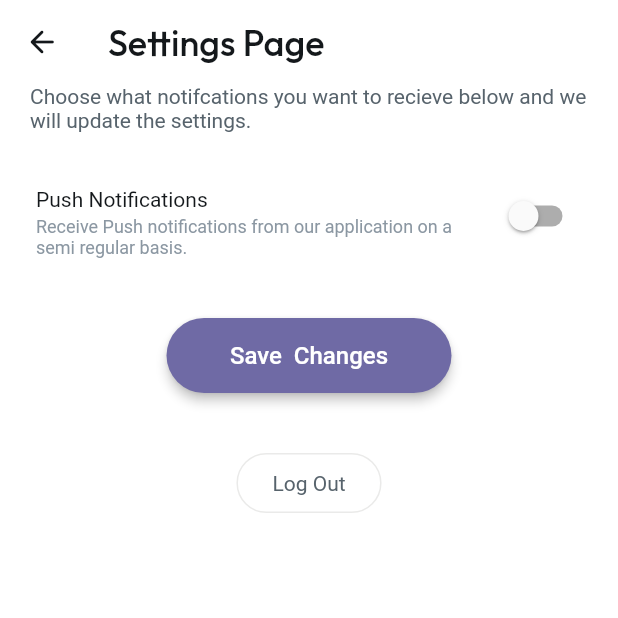
After one commit to KiDxS/StoiQuote, a Flutter app: the SettingsWidget screen opened directly, after a tap on "Push Notifications", on a phone screen of 412 x 824 dp, the top half of it. The commit adds this screen. Run offline on Flutter 3.47's test engine with Material 2 defaults, Android fonts, the phone set to English and light mode, and no system bars; drawn by our look-alikes of auto_size_text; our stand-ins replace equatable, firebase_auth, firebase_core, floating_bottom_navigation_bar, flutter_animate, font_awesome_flutter and 9 more; missing offline and left inert: json_path, mime_type, swipeable_card_stack; accounts and stored records are empty; network calls fail; Roboto replaces fonts that are missing (Readex Pro).

Commit message:
Added a settings page and a navbar

```diff
--- /dev/null
+++ b/lib/flutter_flow/flutter_flow_icon_button.dart
@@ -0,0 +1,167 @@
+import 'package:flutter/material.dart';
+import 'package:font_awesome_flutter/font_awesome_flutter.dart';
+
+class FlutterFlowIconButton extends StatefulWidget {
+  const FlutterFlowIconButton({
+    super.key,
+    required this.icon,
+    this.borderColor,
+    this.borderRadius,
+    this.borderWidth,
+    this.buttonSize,
+    this.fillColor,
+    this.disabledColor,
+    this.disabledIconColor,
+    this.hoverColor,
+    this.hoverIconColor,
+    this.onPressed,
+    this.showLoadingIndicator = false,
+  });
+
+  final Widget icon;
+  final double? borderRadius;
+  final double? buttonSize;
+  final Color? fillColor;
+  final Color? disabledColor;
+  final Color? disabledIconColor;
+  final Color? hoverColor;
+  final Color? hoverIconColor;
+  final Color? borderColor;
+  final double? borderWidth;
+  final bool showLoadingIndicator;
+  final Function()? onPressed;
+
+  @override
+  State<FlutterFlowIconButton> createState() => _FlutterFlowIconButtonState();
+}
+
+class _FlutterFlowIconButtonState extends State<FlutterFlowIconButton> {
+  bool loading = false;
+  late double? iconSize;
+  late Color? iconColor;
+  late Widget effectiveIcon;
+
+  @override
+  void initState() {
+    super.initState();
+    _updateIcon();
+  }
+
+  @override
+  void didUpdateWidget(FlutterFlowIconButton oldWidget) {
+    super.didUpdateWidget(oldWidget);
+    _updateIcon();
+  }
+
+  void _updateIcon() {
+    final isFontAwesome = widget.icon is FaIcon;
+    if (isFontAwesome) {
+      FaIcon icon = widget.icon as FaIcon;
+      effectiveIcon = FaIcon(
+        icon.icon,
+        size: icon.size,
+      );
+      iconSize = icon.size;
+      iconColor = icon.color;
+    } else {
+      Icon icon = widget.icon as Icon;
+      effectiveIcon = Icon(
+        icon.icon,
+        size: icon.size,
+      );
+      iconSize = icon.size;
+      iconColor = icon.color;
+    }
+  }
+
+  @override
+  Widget build(BuildContext context) {
+    ButtonStyle style = ButtonStyle(
+      shape: MaterialStateProperty.resolveWith<OutlinedBorder>(
+        (states) {
+          return RoundedRectangleBorder(
+            borderRadius: BorderRadius.circular(widget.borderRadius ?? 0),
+            side: BorderSide(
+              color: widget.borderColor ?? Colors.transparent,
+              width: widget.borderWidth ?? 0,
+            ),
+          );
+        },
+      ),
+      iconColor: MaterialStateProperty.resolveWith<Color?>(
+        (states) {
+          if (states.contains(MaterialState.disabled) &&
+              widget.disabledIconColor != null) {
+            return widget.disabledIconColor;
+          }
+          if (states.contains(MaterialState.hovered) &&
+              widget.hoverIconColor != null) {
+            return widget.hoverIconColor;
+          }
+          return iconColor;
+        },
+      ),
+      backgroundColor: MaterialStateProperty.resolveWith<Color?>(
+        (states) {
+          if (states.contains(MaterialState.disabled) &&
+              widget.disabledColor != null) {
+            return widget.disabledColor;
+          }
+          if (states.contains(MaterialState.hovered) &&
+              widget.hoverColor != null) {
+            return widget.hoverColor;
+          }
+
+          return widget.fillColor;
+        },
+      ),
+      overlayColor: MaterialStateProperty.resolveWith<Color?>((states) {
+        if (states.contains(MaterialState.pressed)) {
+          return null;
+        }
+        return widget.hoverColor == null ? null : Colors.transparent;
+      }),
+    );
+
+    return SizedBox(
+      width: widget.buttonSize,
+      height: widget.buttonSize,
+      child: Theme(
+        data: Theme.of(context).copyWith(useMaterial3: true),
+        child: IgnorePointer(
+          ignoring: (widget.showLoadingIndicator && loading),
+          child: IconButton(
+            icon: (widget.showLoadingIndicator && loading)
+                ? SizedBox(
+                    width: iconSize,
+                    height: iconSize,
+                    child: CircularProgressIndicator(
+                      valueColor: AlwaysStoppedAnimation<Color>(
+                        iconColor ?? Colors.white,
+                      ),
+                    ),
+                  )
+                : effectiveIcon,
+            onPressed: widget.onPressed == null
+                ? null
+                : () async {
+                    if (loading) {
+                      return;
+                    }
+                    setState(() => loading = true);
+                    try {
+                      await widget.onPressed!();
+                    } finally {
+                      if (mounted) {
+                        setState(() => loading = false);
+                      }
+                    }
+                  },
+            splashRadius: widget.buttonSize,
+            style: style,
+          ),
+        ),
+      ),
+    );
+  }
+}
--- a/lib/flutter_flow/flutter_flow_theme.dart
+++ b/lib/flutter_flow/flutter_flow_theme.dart
@@ -53,6 +53,10 @@ abstract class FlutterFlowTheme {
   late Color warning;
   late Color error;
   late Color info;
+
+  late Color primaryBtnText;
+  late Color lineColor;
+  late Color backgroundComponents;
 
   @Deprecated('Use displaySmallFamily instead')
   String get title1Family => displaySmallFamily;
@@ -141,6 +145,10 @@ class LightModeTheme extends FlutterFlowTheme {
   late Color warning = const Color(0xFFF9CF58);
   late Color error = const Color(0xFFFF5963);
   late Color info = const Color(0xFFFFFFFF);
+
+  late Color primaryBtnText = const Color(0xFFFFFFFF);
+  late Color lineColor = const Color(0xFFE0E3E7);
+  late Color backgroundComponents = const Color(0xFF1D2428);
 }
 
 abstract class Typography {
@@ -312,6 +320,10 @@ class DarkModeTheme extends FlutterFlowTheme {
   late Color warning = const Color(0xFFF9CF58);
   late Color error = const Color(0xFFFF5963);
   late Color info = const Color(0xFFFFFFFF);
+
+  late Color primaryBtnText = const Color(0xFFFFFFFF);
+  late Color lineColor = const Color(0xFF22282F);
+  late Color backgroundComponents = const Color(0xFF1D2428);
 }
 
 extension TextStyleHelper on TextStyle {
--- a/lib/flutter_flow/nav/nav.dart
+++ b/lib/flutter_flow/nav/nav.dart
@@ -6,6 +6,7 @@ import 'package:provider/provider.dart';
 import '/auth/base_auth_user_provider.dart';
 
 import '/index.dart';
+import '/main.dart';
 import '/flutter_flow/flutter_flow_theme.dart';
 import '/flutter_flow/flutter_flow_util.dart';
 
@@ -72,23 +73,32 @@ GoRouter createRouter(AppStateNotifier appStateNotifier) => GoRouter(
       debugLogDiagnostics: true,
       refreshListenable: appStateNotifier,
       errorBuilder: (context, state) =>
-          appStateNotifier.loggedIn ? const HomePageWidget() : const AuthPageWidget(),
+          appStateNotifier.loggedIn ? const NavBarPage() : const AuthPageWidget(),
       routes: [
         FFRoute(
           name: '_initialize',
           path: '/',
           builder: (context, _) =>
-              appStateNotifier.loggedIn ? const HomePageWidget() : const AuthPageWidget(),
+              appStateNotifier.loggedIn ? const NavBarPage() : const AuthPageWidget(),
         ),
         FFRoute(
           name: 'HomePage',
           path: '/homePage',
-          builder: (context, params) => const HomePageWidget(),
+          builder: (context, params) => params.isEmpty
+              ? const NavBarPage(initialPage: 'HomePage')
+              : const HomePageWidget(),
         ),
         FFRoute(
           name: 'AuthPage',
           path: '/authPage',
           builder: (context, params) => const AuthPageWidget(),
+        ),
+        FFRoute(
+          name: 'Settings',
+          path: '/settings',
+          builder: (context, params) => params.isEmpty
+              ? const NavBarPage(initialPage: 'Settings')
+              : const SettingsWidget(),
         )
       ].map((r) => r.toRoute(appStateNotifier)).toList(),
     );
--- a/lib/index.dart
+++ b/lib/index.dart
@@ -1,3 +1,4 @@
 // Export pages
 export '/pages/home_page/home_page_widget.dart' show HomePageWidget;
 export '/pages/auth_page/auth_page_widget.dart' show AuthPageWidget;
+export '/pages/settings/settings_widget.dart' show SettingsWidget;
--- /dev/null
+++ b/lib/pages/settings/settings_model.dart
@@ -0,0 +1,22 @@
+import '/flutter_flow/flutter_flow_util.dart';
+import 'settings_widget.dart' show SettingsWidget;
+import 'package:flutter/material.dart';
+
+class SettingsModel extends FlutterFlowModel<SettingsWidget> {
+  ///  State fields for stateful widgets in this page.
+
+  // State field(s) for SwitchListTile widget.
+  bool? switchListTileValue;
+
+  /// Initialization and disposal methods.
+
+  @override
+  void initState(BuildContext context) {}
+
+  @override
+  void dispose() {}
+
+  /// Action blocks are added here.
+
+  /// Additional helper methods are added here.
+}
--- /dev/null
+++ b/lib/pages/settings/settings_widget.dart
@@ -0,0 +1,187 @@
+import '/auth/firebase_auth/auth_util.dart';
+import '/flutter_flow/flutter_flow_icon_button.dart';
+import '/flutter_flow/flutter_flow_theme.dart';
+import '/flutter_flow/flutter_flow_util.dart';
+import '/flutter_flow/flutter_flow_widgets.dart';
+import 'package:flutter/material.dart';
+import 'package:flutter/services.dart';
+import 'settings_model.dart';
+export 'settings_model.dart';
+
+class SettingsWidget extends StatefulWidget {
+  const SettingsWidget({super.key});
+
+  @override
+  _SettingsWidgetState createState() => _SettingsWidgetState();
+}
+
+class _SettingsWidgetState extends State<SettingsWidget> {
+  late SettingsModel _model;
+
+  final scaffoldKey = GlobalKey<ScaffoldState>();
+
+  @override
+  void initState() {
+    super.initState();
+    _model = createModel(context, () => SettingsModel());
+  }
+
+  @override
+  void dispose() {
+    _model.dispose();
+
+    super.dispose();
+  }
+
+  @override
+  Widget build(BuildContext context) {
+    if (isiOS) {
+      SystemChrome.setSystemUIOverlayStyle(
+        SystemUiOverlayStyle(
+          statusBarBrightness: Theme.of(context).brightness,
+          systemStatusBarContrastEnforced: true,
+        ),
+      );
+    }
+
+    return Scaffold(
+      key: scaffoldKey,
+      backgroundColor: FlutterFlowTheme.of(context).secondaryBackground,
+      appBar: AppBar(
+        backgroundColor: FlutterFlowTheme.of(context).secondaryBackground,
+        automaticallyImplyLeading: false,
+        leading: FlutterFlowIconButton(
+          borderColor: Colors.transparent,
+          borderRadius: 30.0,
+          buttonSize: 46.0,
+          icon: Icon(
+            Icons.arrow_back_rounded,
+            color: FlutterFlowTheme.of(context).primaryText,
+            size: 24.0,
+          ),
+          onPressed: () async {
+            context.pop();
+          },
+        ),
+        title: Text(
+          'Settings Page',
+          style: FlutterFlowTheme.of(context).headlineSmall,
+        ),
+        actions: const [],
+        centerTitle: false,
+        elevation: 0.0,
+      ),
+      body: Align(
+        alignment: const AlignmentDirectional(0.00, 0.00),
+        child: Column(
+          mainAxisSize: MainAxisSize.max,
+          mainAxisAlignment: MainAxisAlignment.start,
+          children: [
+            Padding(
+              padding: const EdgeInsetsDirectional.fromSTEB(20.0, 0.0, 20.0, 0.0),
+              child: Row(
+                mainAxisSize: MainAxisSize.max,
+                children: [
+                  Expanded(
+                    child: Text(
+                      'Choose what notifcations you want to recieve below and we will update the settings.',
+                      style: FlutterFlowTheme.of(context).labelMedium,
+                    ),
+                  ),
+                ],
+              ),
+            ),
+            Padding(
+              padding: const EdgeInsetsDirectional.fromSTEB(0.0, 12.0, 0.0, 0.0),
+              child: SwitchListTile.adaptive(
+                value: _model.switchListTileValue ??= true,
+                onChanged: (newValue) async {
+                  setState(() => _model.switchListTileValue = newValue);
+                },
+                title: Text(
+                  'Push Notifications',
+                  style: FlutterFlowTheme.of(context).bodyLarge.override(
+                        fontFamily: 'Readex Pro',
+                        lineHeight: 2.0,
+                      ),
+                ),
+                subtitle: Text(
+                  'Receive Push notifications from our application on a semi regular basis.',
+                  style: FlutterFlowTheme.of(context).bodyMedium.override(
+                        fontFamily: 'Readex Pro',
+                        color: const Color(0xFF8B97A2),
+                      ),
+                ),
+                tileColor: FlutterFlowTheme.of(context).secondaryBackground,
+                activeColor: FlutterFlowTheme.of(context).primary,
+                activeTrackColor: FlutterFlowTheme.of(context).accent1,
+                dense: false,
+                controlAffinity: ListTileControlAffinity.trailing,
+                contentPadding:
+                    const EdgeInsetsDirectional.fromSTEB(24.0, 12.0, 24.0, 12.0),
+              ),
+            ),
+            Padding(
+              padding: const EdgeInsetsDirectional.fromSTEB(0.0, 24.0, 0.0, 0.0),
+              child: FFButtonWidget(
+                onPressed: () async {
+                  context.pop();
+                },
+                text: 'Save  Changes',
+                options: FFButtonOptions(
+                  width: 190.0,
+                  height: 50.0,
+                  padding: const EdgeInsetsDirectional.fromSTEB(0.0, 0.0, 0.0, 0.0),
+                  iconPadding:
+                      const EdgeInsetsDirectional.fromSTEB(0.0, 0.0, 0.0, 0.0),
+                  color: FlutterFlowTheme.of(context).primary,
+                  textStyle: FlutterFlowTheme.of(context).titleSmall.override(
+                        fontFamily: 'Readex Pro',
+                        color: Colors.white,
+                      ),
+                  elevation: 3.0,
+                  borderSide: const BorderSide(
+                    color: Colors.transparent,
+                    width: 1.0,
+                  ),
+                  borderRadius: BorderRadius.circular(30.0),
+                ),
+              ),
+            ),
+            Align(
+              alignment: const AlignmentDirectional(0.00, 0.00),
+              child: Padding(
+                padding: const EdgeInsetsDirectional.fromSTEB(0.0, 40.0, 0.0, 0.0),
+                child: FFButtonWidget(
+                  onPressed: () async {
+                    GoRouter.of(context).prepareAuthEvent();
+                    await authManager.signOut();
+                    GoRouter.of(context).clearRedirectLocation();
+
+                    context.goNamedAuth('AuthPage', context.mounted);
+                  },
+                  text: 'Log Out',
+                  options: FFButtonOptions(
+                    height: 40.0,
+                    padding:
+                        const EdgeInsetsDirectional.fromSTEB(24.0, 0.0, 24.0, 0.0),
+                    iconPadding:
+                        const EdgeInsetsDirectional.fromSTEB(0.0, 0.0, 0.0, 0.0),
+                    color: FlutterFlowTheme.of(context).secondaryBackground,
+                    textStyle: FlutterFlowTheme.of(context).labelMedium,
+                    elevation: 0.0,
+                    borderSide: BorderSide(
+                      color: FlutterFlowTheme.of(context).alternate,
+                      width: 1.0,
+                    ),
+                    borderRadius: BorderRadius.circular(50.0),
+                  ),
+                ),
+              ),
+            ),
+          ],
+        ),
+      ),
+    );
+  }
+}
--- a/pubspec.yaml
+++ b/pubspec.yaml
@@ -37,6 +37,7 @@ dependencies:
   firebase_performance: 0.9.2+2
   firebase_performance_platform_interface: 0.1.4+2
   firebase_performance_web: 0.1.4+2
+  floating_bottom_navigation_bar: 1.5.2
   flutter_animate: 4.1.1+1
   flutter_cache_manager: 3.3.0
   font_awesome_flutter: 10.1.0
```
Also changed, not shown: lib/main.dart (+112 -0 lines), lib/pages/home_page/home_page_widget.dart (+23 -24 lines).
